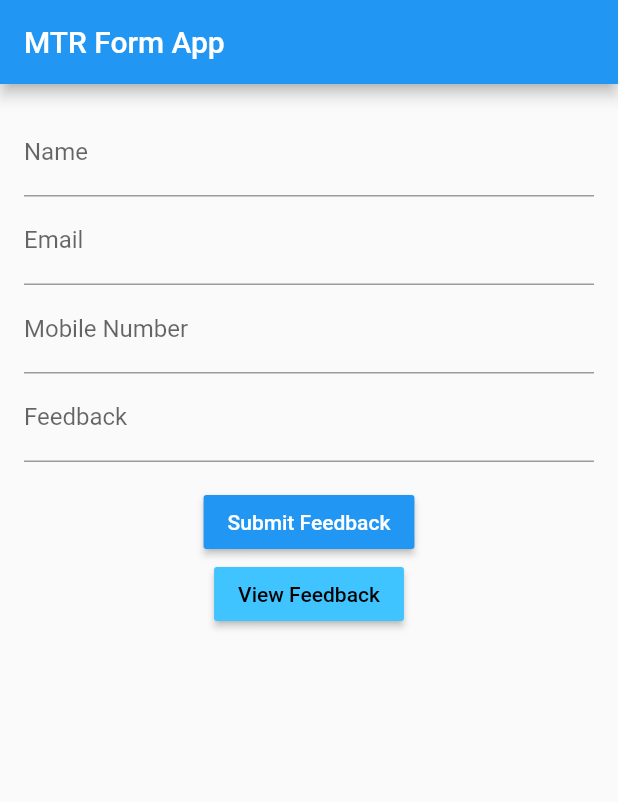
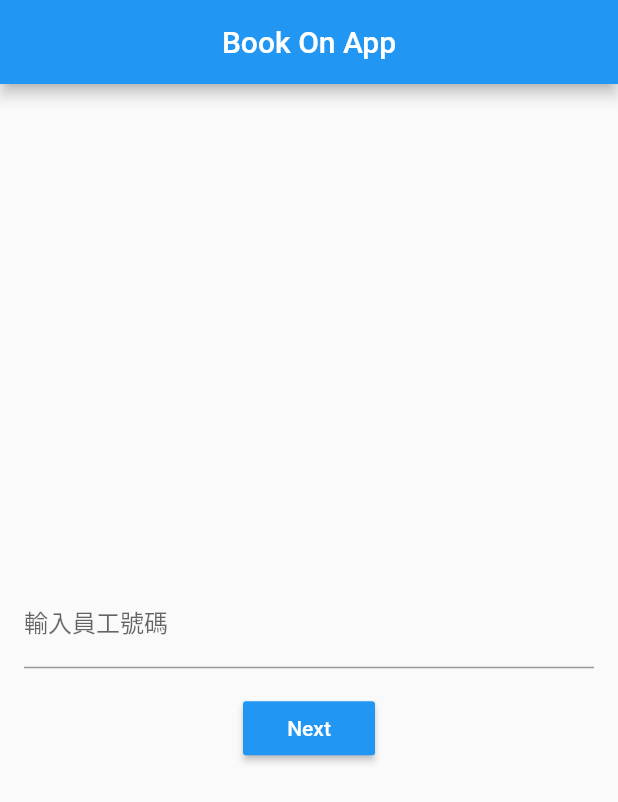
Before and after one commit to alan3078/book-On, a Flutter app: the screen it shows after launch, on a phone screen of 412 x 824 dp. Shown: the top 802 px of the screen. Run offline on Flutter 3.47's test engine with Material 2 defaults, Android fonts, the phone set to English and light mode, and no system bars; our stand-ins replace dio; missing offline and left inert: flutter_colored_progress_indicators; statements that could not run were skipped.

Commit message:
update id, home page

```diff
--- a/lib/main.dart
+++ b/lib/main.dart
@@ -4,6 +4,7 @@ import 'package:provider/provider.dart';
 import 'package:book_on/blocs/internet_bloc.dart';
 import 'package:book_on/blocs/google_sheet_bloc.dart';
 import 'package:book_on/pages/home.dart';
+import 'package:book_on/pages/staff_id.dart';
 
 void main() {
   runApp(BookOnApp());
@@ -22,8 +23,7 @@ class _BookOnAppState extends State<BookOnApp> {
     return MultiProvider(providers: [
       ChangeNotifierProvider<GoogleSheetBloc>(
           create: (context) => GoogleSheetBloc()),
-      ChangeNotifierProvider<InternetBloc>(
-          create: (context) => InternetBloc())
-    ], child: MaterialApp(home: MyHomePage()));
+      ChangeNotifierProvider<InternetBloc>(create: (context) => InternetBloc())
+    ], child: MaterialApp(home: StaffIdPage(title: "Book On App")));
   }
 }
--- /dev/null
+++ b/lib/pages/staff_id.dart
@@ -0,0 +1,109 @@
+import 'package:flutter/material.dart';
+import 'package:provider/provider.dart';
+import 'dart:convert' as convert;
+
+import 'package:book_on/utils/snacbar.dart';
+import 'package:book_on/utils/next_screen.dart';
+
+import 'package:book_on/blocs/google_sheet_bloc.dart';
+import 'package:book_on/blocs/internet_bloc.dart';
+
+import 'package:book_on/pages/home.dart';
+
+class StaffIdPage extends StatefulWidget {
+  StaffIdPage({Key key, this.title}) : super(key: key);
+
+  final String title;
+
+  @override
+  _StaffIdPageState createState() => _StaffIdPageState();
+}
+
+class _StaffIdPageState extends State<StaffIdPage> {
+  final _formKey = GlobalKey<FormState>();
+  final _scaffoldKey = GlobalKey<ScaffoldState>();
+
+  // TextField Controllers
+  TextEditingController idController = TextEditingController();
+  var userData;
+
+  Future<bool> checkUserifExist() async {
+    final sb = context.read<GoogleSheetBloc>();
+    final ib = context.read<InternetBloc>();
+    var sheet = await sb.getGoogleSheetData();
+
+    if (!ib.hasInternet) {
+      openSnacbar(_scaffoldKey, 'check your internet connection!');
+    } else {
+      if (sheet['userData'] != null) {
+        List userData = sheet['userData'];
+        userData.forEach((element) {
+          if (element['id'] == idController.text) {
+            print(element);
+            return true;
+          }
+        });
+        openSnacbar(_scaffoldKey, 'cannot find id: ${idController.text} in database');
+      }
+    }
+    return false;
+  }
+
+  @override
+  Widget build(BuildContext context) {
+    return Scaffold(
+      key: _scaffoldKey,
+      resizeToAvoidBottomInset: false,
+      appBar: AppBar(
+        centerTitle: true,
+        title: Text(widget.title),
+
+      ),
+      body: Center(
+        child: Column(
+          mainAxisAlignment: MainAxisAlignment.center,
+          crossAxisAlignment: CrossAxisAlignment.center,
+          children: <Widget>[
+
+            Form(
+                key: _formKey,
+                child: Padding(
+                  padding: EdgeInsets.all(16),
+                  child: Column(
+                    crossAxisAlignment: CrossAxisAlignment.start,
+                    children: <Widget>[
+                      TextFormField(
+                        controller: idController,
+                        validator: (value) {
+                          if (value.trim().length != 6) {
+                            return '請輸入6位員工號碼';
+                          }
+                          return null;
+                        },
+                        keyboardType: TextInputType.number,
+                        decoration: InputDecoration(labelText: '輸入員工號碼'),
+                      ),
+                    ],
+                  ),
+                )),
+            RaisedButton(
+              color: Colors.blue,
+              textColor: Colors.white,
+              //onPressed: _submitForm,
+              onPressed: () async {
+                bool _status = await checkUserifExist();
+                if (_formKey.currentState.validate() && _status) {
+                  nextScreen(
+                      context,
+                      MyHomePage(
+                          title: widget.title, staffId: idController.text));
+                }
+              },
+              child: Text('Next'),
+            ),
+          ],
+        ),
+      ),
+    );
+  }
+}
--- a/pubspec.yaml
+++ b/pubspec.yaml
@@ -27,6 +27,7 @@ dependencies:
 
   # The following adds the Cupertino Icons font to your application.
   # Use with the CupertinoIcons class for iOS style icons.
+  flutter_colored_progress_indicators: ^1.2.0
   connectivity: ^3.0.6
   cupertino_icons: ^1.0.2
   dio: ^4.0.0
```
Also changed, not shown: lib/blocs/google_sheet_bloc.dart (+2 -5 lines), lib/pages/home.dart (+9 -3 lines), lib/utils/next_screen.dart (added, +30 -0 lines), lib/utils/snacbar.dart (+11 -8 lines), pubspec.lock.
